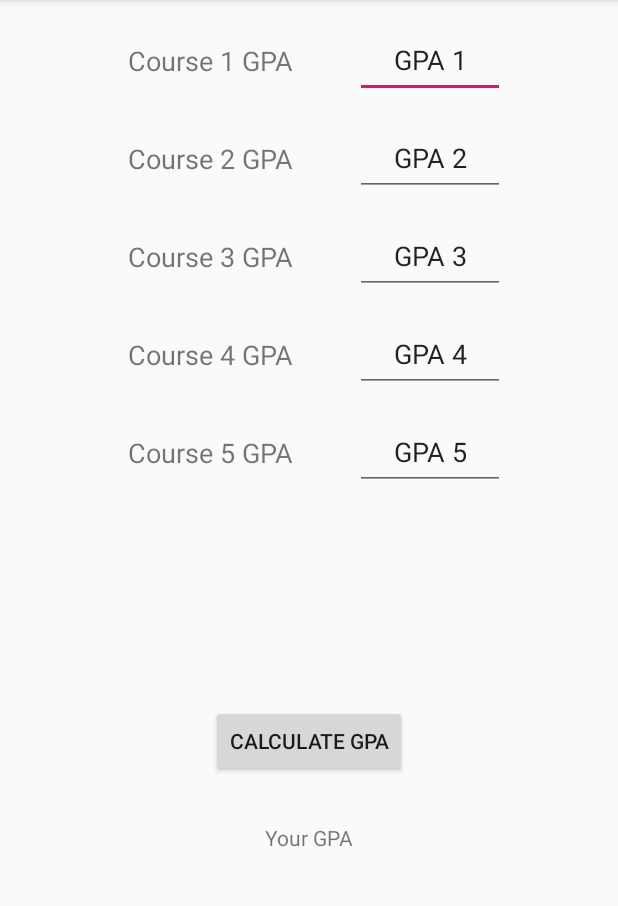
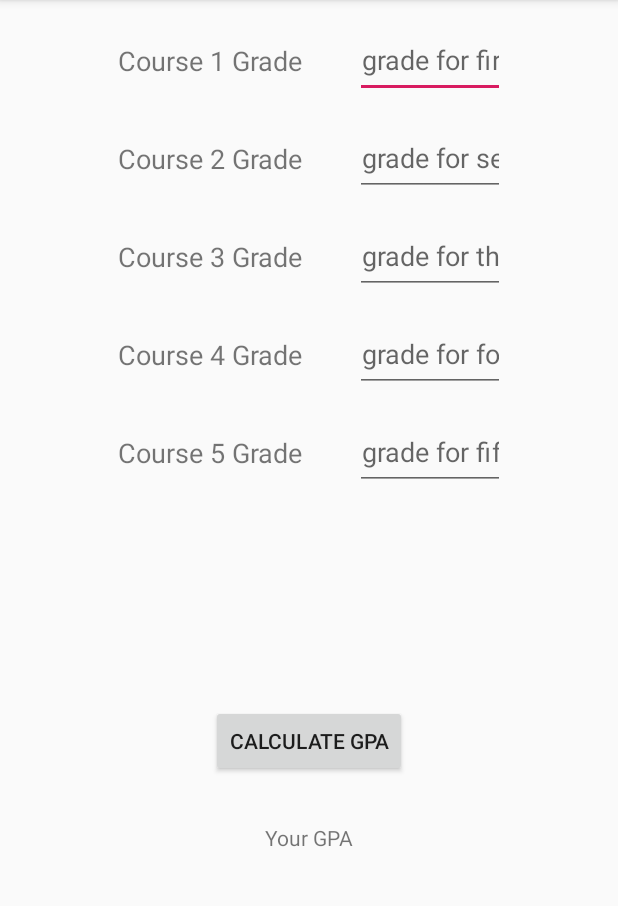
Before and after one commit to HannumC/GPA_Hannumc1_Calculator, an Android app: the screen it shows after launch (MainActivity), on a phone screen of 412 x 824 dp, the part 84-990 px from its top. Run offline under Robolectric (Android 15) with nearby library versions, the phone set to English and light mode, and no system bars.

Commit message:
new edits 2

```diff
--- a/app/src/main/AndroidManifest.xml
+++ b/app/src/main/AndroidManifest.xml
@@ -4,7 +4,7 @@
 
     <application
         android:allowBackup="true"
-        android:icon="@mipmap/ic_launcher"
+        android:icon="@mipmap/ic_launcher_round"
         android:label="@string/app_name"
         android:roundIcon="@mipmap/ic_launcher_round"
         android:supportsRtl="true"
--- a/app/src/main/res/layout/activity_main.xml
+++ b/app/src/main/res/layout/activity_main.xml
@@ -27,7 +27,7 @@
         android:layout_marginEnd="75dp"
         android:ems="10"
         android:gravity="center"
-        android:hint="GPA for first course"
+        android:hint="grade for first course"
         android:inputType="number|numberDecimal"
         android:text="@string/GPAInput1"
         app:layout_constraintEnd_toEndOf="parent"
@@ -42,7 +42,7 @@
         android:layout_marginEnd="75dp"
         android:ems="10"
         android:gravity="center"
-        android:hint="GPA for second course"
+        android:hint="grade for second course"
         android:inputType="number|numberDecimal"
         android:text="@string/GPAInput2"
         app:layout_constraintEnd_toEndOf="parent"
@@ -68,7 +68,7 @@
         android:layout_marginEnd="75dp"
         android:ems="10"
         android:gravity="center"
-        android:hint="GPA for third course"
+        android:hint="grade for third course"
         android:inputType="number|numberDecimal"
         android:text="@string/GPAInput3"
         app:layout_constraintEnd_toEndOf="parent"
@@ -94,7 +94,7 @@
         android:layout_marginEnd="75dp"
         android:ems="10"
         android:gravity="center"
-        android:hint="GPA for fourth course"
+        android:hint="grade for fourth course"
         android:inputType="number|numberDecimal"
         android:text="@string/GPAInput4"
         app:layout_constraintEnd_toEndOf="parent"
@@ -120,7 +120,7 @@
         android:layout_marginEnd="75dp"
         android:ems="10"
         android:gravity="center"
-        android:hint="GPA for fifth course"
+        android:hint="grade for fifth course"
         android:inputType="number|numberDecimal"
         android:text="@string/GPAInput5"
         app:layout_constraintEnd_toEndOf="parent"
--- a/app/src/main/res/mipmap-anydpi-v26/ic_launcher.xml
+++ b/app/src/main/res/mipmap-anydpi-v26/ic_launcher.xml
@@ -1,5 +1,5 @@
 <?xml version="1.0" encoding="utf-8"?>
 <adaptive-icon xmlns:android="http://schemas.android.com/apk/res/android">
-    <background android:drawable="@drawable/ic_launcher_background" />
-    <foreground android:drawable="@drawable/ic_launcher_foreground" />
+    <background android:drawable="@color/ic_launcher_background"/>
+    <foreground android:drawable="@drawable/ic_launcher_foreground"/>
 </adaptive-icon>
--- a/app/src/main/res/mipmap-anydpi-v26/ic_launcher_round.xml
+++ b/app/src/main/res/mipmap-anydpi-v26/ic_launcher_round.xml
@@ -1,5 +1,5 @@
 <?xml version="1.0" encoding="utf-8"?>
 <adaptive-icon xmlns:android="http://schemas.android.com/apk/res/android">
-    <background android:drawable="@drawable/ic_launcher_background" />
-    <foreground android:drawable="@drawable/ic_launcher_foreground" />
+    <background android:drawable="@color/ic_launcher_background"/>
+    <foreground android:drawable="@drawable/ic_launcher_foreground"/>
 </adaptive-icon>
--- /dev/null
+++ b/app/src/main/res/values/ic_launcher_background.xml
@@ -0,0 +1,4 @@
+<?xml version="1.0" encoding="utf-8"?>
+<resources>
+    <color name="ic_launcher_background">#A66530</color>
+</resources>
--- a/app/src/main/res/values/strings.xml
+++ b/app/src/main/res/values/strings.xml
@@ -1,15 +1,15 @@
 <resources>
     <string name="app_name">GPA_Hannumc1_Calculator</string>
-    <string name="GPALabel1">Course 1 GPA</string>
-    <string name="GPALabel2">Course 2 GPA</string>
-    <string name="GPALabel3">Course 3 GPA</string>
-    <string name="GPALabel4">Course 4 GPA</string>
-    <string name="GPALabel5">Course 5 GPA</string>
-    <string name="GPAInput1">GPA 1</string>
-    <string name="GPAInput2">GPA 2</string>
-    <string name="GPAInput3">GPA 3</string>
-    <string name="GPAInput4">GPA 4</string>
-    <string name="GPAInput5">GPA 5</string>
+    <string name="GPALabel1">Course 1 Grade</string>
+    <string name="GPALabel2">Course 2 Grade</string>
+    <string name="GPALabel3">Course 3 Grade</string>
+    <string name="GPALabel4">Course 4 Grade</string>
+    <string name="GPALabel5">Course 5 Grade</string>
+    <string name="GPAInput1"></string>
+    <string name="GPAInput2"></string>
+    <string name="GPAInput3"></string>
+    <string name="GPAInput4"></string>
+    <string name="GPAInput5"></string>
     <string name="CalcGPAButton">Calculate GPA</string>
     <string name="DispGPA">Your GPA</string>
 </resources>
```
Also changed, not shown: app/src/main/java/edu/montclair/www/gpa_hannumc1_calculator/MainActivity.java (+29 -10 lines), app/src/main/res/drawable/ic_launcher_foreground.xml (added, +13 -0 lines), app/src/main/ic_launcher-web.png (added), app/src/main/res/mipmap-hdpi/ic_launcher.png, app/src/main/res/mipmap-hdpi/ic_launcher_round.png, app/src/main/res/mipmap-mdpi/ic_launcher.png, app/src/main/res/mipmap-mdpi/ic_launcher_round.png, app/src/main/res/mipmap-xhdpi/ic_launcher.png, app/src/main/res/mipmap-xhdpi/ic_launcher_round.png, app/src/main/res/mipmap-xxhdpi/ic_launcher.png, app/src/main/res/mipmap-xxhdpi/ic_launcher_round.png, app/src/main/res/mipmap-xxxhdpi/ic_launcher.png, app/src/main/res/mipmap-xxxhdpi/ic_launcher_round.png.
